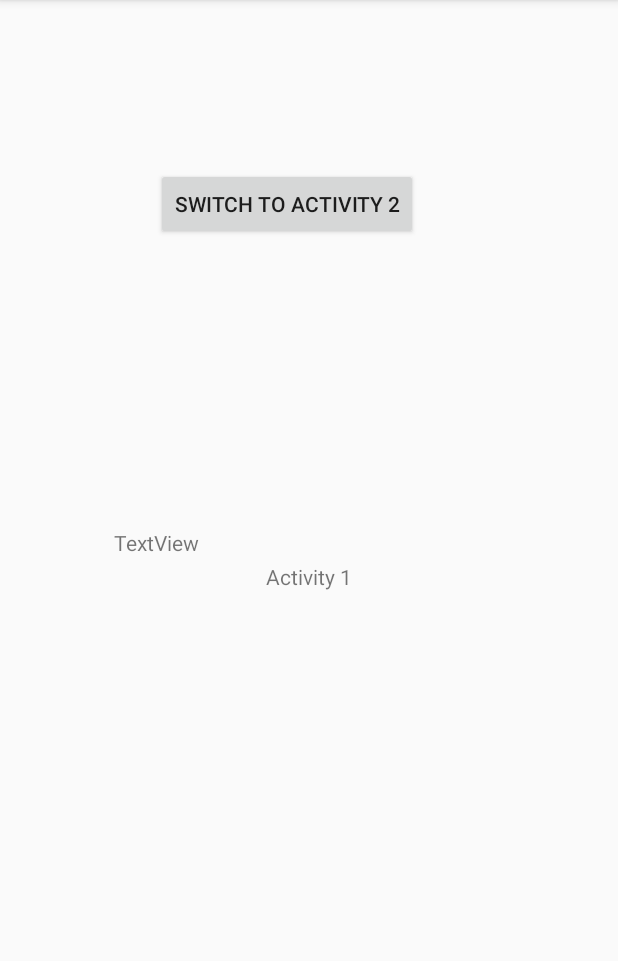
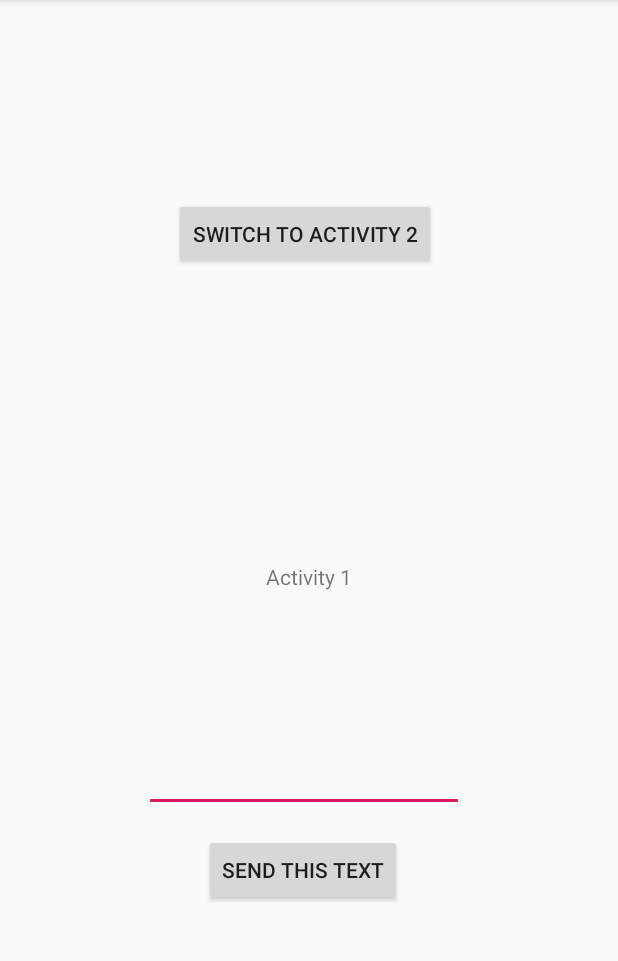
Before and after one commit to dquang1994/Android, an Android app: the screen it shows after launch (MainActivity), on a phone screen of 412 x 824 dp, the part 84-1045 px from its top. Run offline under Robolectric (Android 15) with nearby library versions, the phone set to English and light mode, and no system bars.

Commit message:
Add example for implicit intent

```diff
--- a/Example/Intents/app/src/main/java/com/example/nvdq1/intents/MainActivity.java
+++ b/Example/Intents/app/src/main/java/com/example/nvdq1/intents/MainActivity.java
@@ -5,6 +5,8 @@ import android.support.v7.app.AppCompatActivity;
 import android.os.Bundle;
 import android.view.View;
 import android.widget.Button;
+import android.widget.EditText;
+import android.widget.TextView;
 
 public class MainActivity extends AppCompatActivity {
 
@@ -13,7 +15,7 @@ public class MainActivity extends AppCompatActivity {
         super.onCreate(savedInstanceState);
         setContentView(R.layout.activity_main);
 
-        Button btnSwitchToActivity2 = (Button) findViewById(R.id.btnSwitchToActivity2);
+        Button btnSwitchToActivity2 = findViewById(R.id.btnSwitchToActivity2);
         btnSwitchToActivity2.setOnClickListener(new View.OnClickListener() {
             @Override
             public void onClick(View view) {
@@ -27,5 +29,17 @@ public class MainActivity extends AppCompatActivity {
                 startActivity(myIntent);
             }
         });
+
+        final EditText editText = findViewById(R.id.editText);
+        Button btnSend = findViewById(R.id.btnSend);
+        btnSend.setOnClickListener(new View.OnClickListener() {
+            @Override
+            public void onClick(View view) {
+                Intent intent = new Intent(Intent.ACTION_SEND);
+                intent.setType("text/plain");
+                intent.putExtra(Intent.EXTRA_TEXT, editText.getText().toString());
+                startActivity(intent);
+            }
+        });
     }
 }
--- a/Example/Intents/app/src/main/res/layout/activity_main.xml
+++ b/Example/Intents/app/src/main/res/layout/activity_main.xml
@@ -19,21 +19,33 @@
         android:id="@+id/btnSwitchToActivity2"
         android:layout_width="wrap_content"
         android:layout_height="wrap_content"
-        android:layout_marginStart="104dp"
-        android:layout_marginLeft="104dp"
-        android:layout_marginTop="112dp"
+        android:layout_marginStart="116dp"
+        android:layout_marginLeft="116dp"
+        android:layout_marginTop="132dp"
         android:text="Switch to activity 2"
         app:layout_constraintStart_toStartOf="parent"
         app:layout_constraintTop_toTopOf="parent" />
 
-    <TextView
-        android:id="@+id/txtText1"
+    <Button
+        android:id="@+id/btnSend"
         android:layout_width="wrap_content"
         android:layout_height="wrap_content"
-        android:layout_marginStart="76dp"
-        android:layout_marginLeft="76dp"
-        android:layout_marginTop="352dp"
-        android:text="TextView"
+        android:layout_marginStart="136dp"
+        android:layout_marginLeft="136dp"
+        android:layout_marginTop="556dp"
+        android:text="Send this text"
+        app:layout_constraintStart_toStartOf="parent"
+        app:layout_constraintTop_toTopOf="parent" />
+
+    <EditText
+        android:id="@+id/editText"
+        android:layout_width="wrap_content"
+        android:layout_height="wrap_content"
+        android:layout_marginStart="96dp"
+        android:layout_marginLeft="96dp"
+        android:layout_marginTop="496dp"
+        android:ems="10"
+        android:inputType="textPersonName"
         app:layout_constraintStart_toStartOf="parent"
         app:layout_constraintTop_toTopOf="parent" />
 
```
Also changed, not shown: Example/Intents/app/src/main/res/layout/activity_main2.xml (+9 -9 lines).
